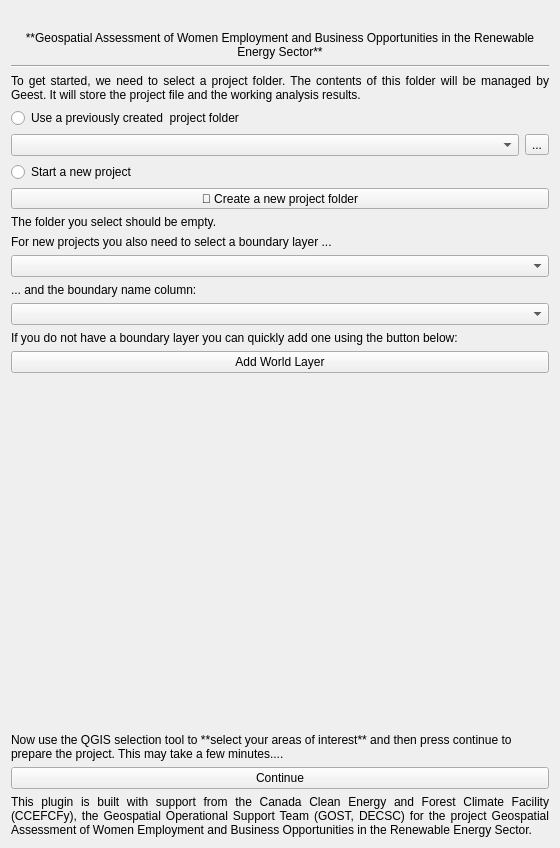
The window that geest/ui/setup_panel_base.ui (worldbank/GEEST) describes before a commit, drawn with Qt 5.
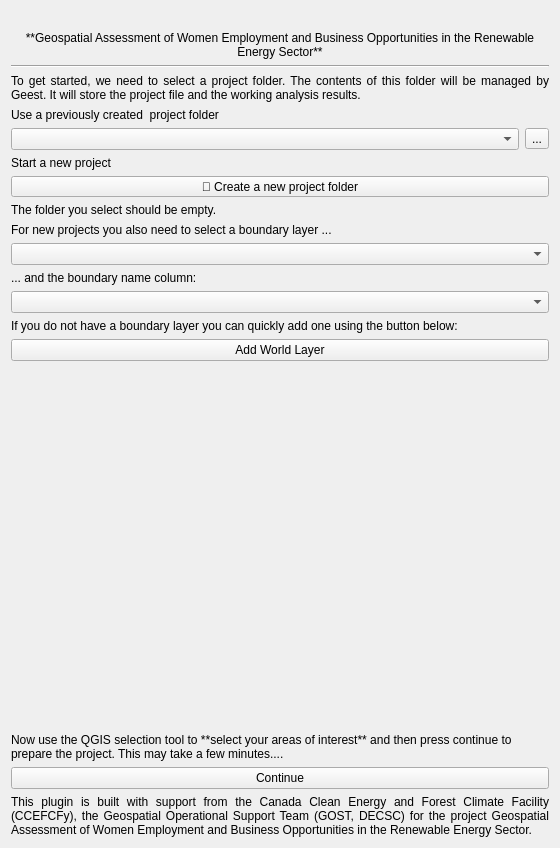
The same window after the commit. Icons and pictures are not drawn.

Commit message: WIP progress for Pop-up box on Plugin Initiation (start fresh or continue project) #377

```diff
--- a/geest/ui/setup_panel_base.ui
+++ b/geest/ui/setup_panel_base.ui
@@ -149,8 +149,8 @@
    <item row="5" column="0">
     <widget class="QComboBox" name="previous_project_combo"/>
    </item>
-   <item row="6" column="0" colspan="2">
-    <widget class="QRadioButton" name="radioButton_2">
+   <item row="6" column="0">
+    <widget class="QLabel" name="label_10">
      <property name="text">
       <string>Start a new project</string>
      </property>
@@ -173,13 +173,6 @@
      </property>
     </widget>
    </item>
-   <item row="4" column="0" colspan="2">
-    <widget class="QRadioButton" name="radioButton">
-     <property name="text">
-      <string>Use a previously created  project folder</string>
-     </property>
-    </widget>
-   </item>
    <item row="1" column="0" colspan="2">
     <widget class="QLabel" name="label_2">
      <property name="text">
@@ -196,6 +189,13 @@
      </property>
     </widget>
    </item>
+   <item row="4" column="0">
+    <widget class="QLabel" name="label">
+     <property name="text">
+      <string>Use a previously created  project folder</string>
+     </property>
+    </widget>
+   </item>
   </layout>
  </widget>
  <resources/>
```
The commit also changes 1 other file.
